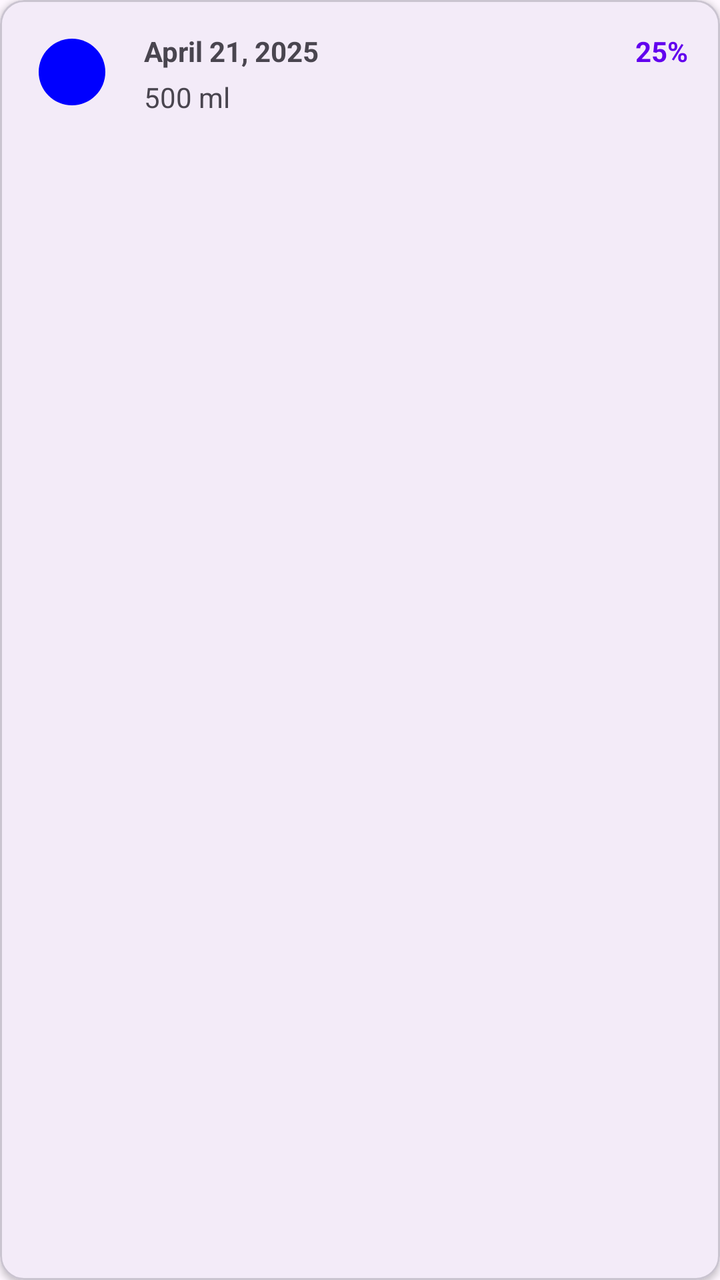
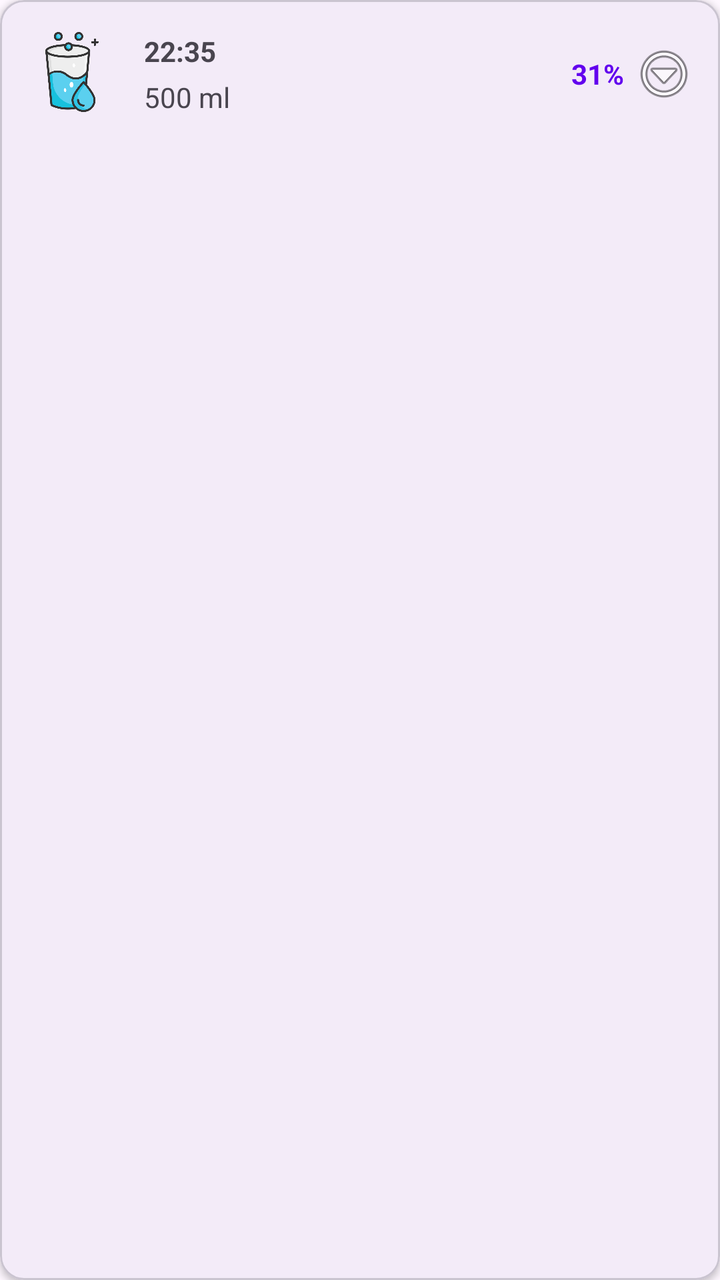

Screens rendered from an Android XML layout before and after an edit, with the pre-edit source and the edit as a unified diff.
<!-- AndroidManifest.xml: application theme Theme.Project_work -->
<!-- res/layout/item_water_intake.xml -->
<?xml version="1.0" encoding="utf-8"?>
<com.google.android.material.card.MaterialCardView
    xmlns:android="http://schemas.android.com/apk/res/android"
    xmlns:app="http://schemas.android.com/apk/res-auto"
    android:layout_width="match_parent"
    android:layout_height="wrap_content"
    android:layout_margin="8dp"
    app:cardElevation="2dp">

    <LinearLayout
        android:layout_width="match_parent"
        android:layout_height="wrap_content"
        android:orientation="horizontal"
        android:padding="16dp">

        <ImageView
            android:id="@+id/image_water"
            android:layout_width="40dp"
            android:layout_height="40dp"
            android:src="@drawable/ic_water"
            android:layout_marginEnd="16dp" />

        <LinearLayout
            android:layout_width="0dp"
            android:layout_height="wrap_content"
            android:layout_weight="1"
            android:orientation="vertical">

            <TextView
                android:id="@+id/text_date"
                android:layout_width="wrap_content"
                android:layout_height="wrap_content"
                android:text="April 21, 2025"
                android:textStyle="bold" />

            <TextView
                android:id="@+id/text_volume"
                android:layout_width="wrap_content"
                android:layout_height="wrap_content"
                android:text="500 ml"
                android:layout_marginTop="4dp" />
        </LinearLayout>

        <TextView
            android:id="@+id/text_progress"
            android:layout_width="wrap_content"
            android:layout_height="wrap_content"
            android:text="25%"
            android:textColor="@color/design_default_color_primary"
            android:textStyle="bold" />
    </LinearLayout>
</com.google.android.material.card.MaterialCardView>
<!-- resources referenced by this layout -->
<resources>
  <!-- drawable ic_water (drawable) -->
  <vector xmlns:android="http://schemas.android.com/apk/res/android"
      android:width="24dp"
      android:height="24dp"
      android:viewportWidth="24"
      android:viewportHeight="24">
      <path
          android:fillColor="#0000FF"
          android:pathData="M12,2C6.48,2 2,6.48 2,12s4.48,10 10,10 10,-4.48 10,-10S17.52,2 12,2z" />
  </vector>
  <style name="Theme.Project_work" parent="Base.Theme.Project_work" />
  <style name="Base.Theme.Project_work" parent="Theme.Material3.DayNight.NoActionBar">
          
          
      </style>
</resources>

<!-- the commit's change to res/layout/item_water_intake.xml (unified diff, before → after) -->
@@ -17,7 +17,7 @@
             android:id="@+id/image_water"
             android:layout_width="40dp"
             android:layout_height="40dp"
-            android:src="@drawable/ic_water"
+            android:src="@drawable/water"
             android:layout_marginEnd="16dp" />
 
         <LinearLayout
@@ -30,7 +30,7 @@
                 android:id="@+id/text_date"
                 android:layout_width="wrap_content"
                 android:layout_height="wrap_content"
-                android:text="April 21, 2025"
+                android:text="22:35"
                 android:textStyle="bold" />
 
             <TextView
@@ -45,8 +45,18 @@
             android:id="@+id/text_progress"
             android:layout_width="wrap_content"
             android:layout_height="wrap_content"
-            android:text="25%"
+            android:text="31%"
             android:textColor="@color/design_default_color_primary"
-            android:textStyle="bold" />
+            android:textStyle="bold"
+            android:layout_gravity="center_vertical"
+            android:layout_marginEnd="8dp" />
+
+        <ImageButton
+            android:id="@+id/btn_more"
+            android:layout_width="24dp"
+            android:layout_height="24dp"
+            android:src="@android:drawable/ic_menu_more"
+            android:background="?android:attr/selectableItemBackground"
+            android:layout_gravity="center_vertical" />
     </LinearLayout>
 </com.google.android.material.card.MaterialCardView>
<!-- resource entries referenced after the edit -->
@@ -1,15 +1,6 @@
 <!-- resources referenced by this layout -->
 <resources>
-  <!-- drawable ic_water (drawable) -->
-  <vector xmlns:android="http://schemas.android.com/apk/res/android"
-      android:width="24dp"
-      android:height="24dp"
-      android:viewportWidth="24"
-      android:viewportHeight="24">
-      <path
-          android:fillColor="#0000FF"
-          android:pathData="M12,2C6.48,2 2,6.48 2,12s4.48,10 10,10 10,-4.48 10,-10S17.52,2 12,2z" />
-  </vector>
+  <!-- drawable water: png bitmap (drawable, 37186 bytes) -->
   <style name="Theme.Project_work" parent="Base.Theme.Project_work" />
   <style name="Base.Theme.Project_work" parent="Theme.Material3.DayNight.NoActionBar">
           
